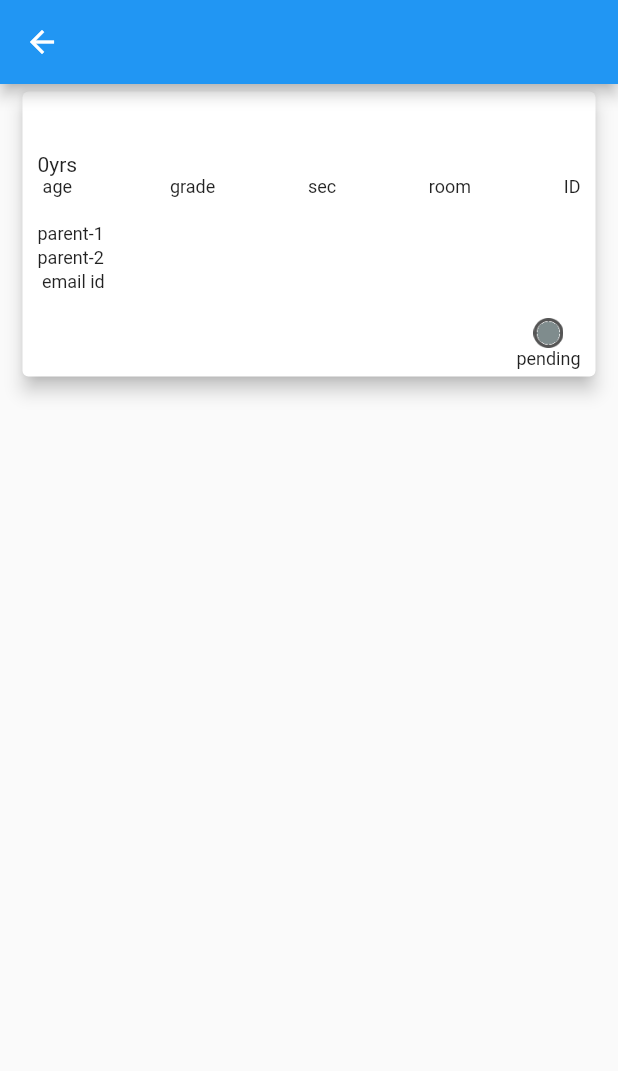
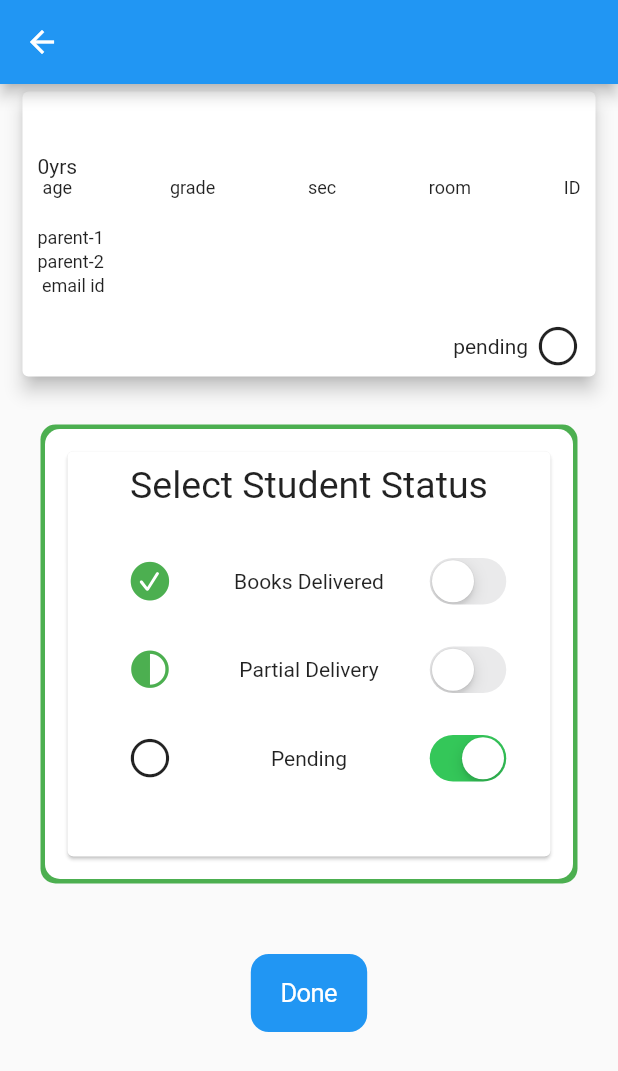
Before and after one commit to rajmohan1584/nool, a Flutter app: the StudentDetail screen opened directly with empty values, on a phone screen of 412 x 824 dp. Shown: the top 1071 px of the screen. Run offline on Flutter 3.47's test engine with Material 2 defaults, Android fonts, the phone set to English and light mode, and no system bars; our stand-ins replace cloud_firestore, firebase_core; accounts and stored records are empty.

Commit message:
Student Status update

```diff
--- a/lib/home.dart
+++ b/lib/home.dart
@@ -6,7 +6,7 @@ import 'package:nool/model/student.dart';
 import 'package:nool/student_card.dart';
 import 'package:nool/student_detail.dart';
 import 'package:nool/utils/log.dart';
-import 'package:nool/utils/text.dart';
+import 'package:collection/collection.dart';
 
 class NoolHome extends StatefulWidget {
   const NoolHome({Key? key}) : super(key: key);
@@ -121,14 +121,27 @@ class _NoolHomeState extends State<NoolHome> {
         ));
   }
 
+  void setStudentStatus(String sid, String status) {
+    final Student? s = students.firstWhereOrNull(
+      (s) => s.studentID == sid,
+    );
+    if (s != null) {
+      setState(() {
+        s.status = status;
+      });
+    }
+  }
+
   Widget buildStudent(Student s) {
     return GestureDetector(
         onTap: () {
           Navigator.push(
               context,
               MaterialPageRoute(
-                  builder: (BuildContext context) =>
-                      StudentDetail(student: s)));
+                  builder: (BuildContext context) => StudentDetail(
+                        student: s,
+                        callback: setStudentStatus,
+                      )));
         },
         child: StudentCard(student: s));
   }
--- /dev/null
+++ b/lib/model/nool_status.dart
@@ -0,0 +1,47 @@
+import 'package:flutter/cupertino.dart';
+import 'package:flutter/material.dart';
+
+class NoolStatus {
+  const NoolStatus(this.name, this.icon, this.msg);
+  final String name;
+  final Icon icon;
+  final String msg;
+
+  static const List<NoolStatus> all = [
+    NoolStatus(
+        "delivered",
+        Icon(
+          CupertinoIcons.checkmark_circle_fill,
+          color: Colors.green,
+          size: 30,
+        ),
+        "Books Delivered"),
+    NoolStatus(
+        "partial",
+        Icon(
+          CupertinoIcons.circle_lefthalf_fill,
+          color: Colors.green,
+          size: 30,
+        ),
+        "Partial Delivery"),
+    NoolStatus(
+        "pending",
+        Icon(
+          CupertinoIcons.circle,
+          size: 30,
+        ),
+        "Pending")
+  ];
+
+  static Icon statusIcon(String name) {
+    for (var s in all) {
+      if (s.name == name) return s.icon;
+    }
+
+    return const Icon(
+      CupertinoIcons.stop_circle_fill,
+      size: 30,
+      color: Colors.red,
+    );
+  }
+}
--- a/lib/model/student.dart
+++ b/lib/model/student.dart
@@ -6,7 +6,6 @@
 //import 'package:firebase_core/firebase_core.dart';
 import 'package:cloud_firestore/cloud_firestore.dart';
 import 'package:nool/utils/json.dart';
-import 'package:nool/utils/log.dart';
 
 class Student {
   String batch = '';
--- a/lib/student_card.dart
+++ b/lib/student_card.dart
@@ -1,4 +1,5 @@
 import 'package:flutter/material.dart';
+import 'package:nool/model/nool_status.dart';
 import 'package:nool/model/student.dart';
 import 'package:nool/utils/text.dart';
 
@@ -41,10 +42,12 @@ class StudentCard extends StatelessWidget {
         crossAxisAlignment: CrossAxisAlignment.center,
         mainAxisAlignment: MainAxisAlignment.end,
         children: <Widget>[
-          TEXT.statusImage(s.status),
+          Text(s.status),
+          const SizedBox(width: 5),
+          NoolStatus.statusIcon(s.status),
         ]);
 
-    return Container(
+    return SizedBox(
       height: 200,
       child: Card(
           margin: const EdgeInsets.symmetric(horizontal: 15.0, vertical: 5.0),
--- a/lib/student_detail.dart
+++ b/lib/student_detail.dart
@@ -1,10 +1,14 @@
+import 'package:flutter/cupertino.dart';
 import 'package:flutter/material.dart';
+import 'package:nool/model/nool_status.dart';
 import 'package:nool/model/student.dart';
 import 'package:nool/student_card.dart';
 
 class StudentDetail extends StatefulWidget {
-  StudentDetail({Key? key, required this.student}) : super(key: key);
+  const StudentDetail({Key? key, required this.student, required this.callback})
+      : super(key: key);
   final Student student;
+  final void Function(String, String) callback;
 
   @override
   State<StudentDetail> createState() => _StudentDetailState();
@@ -19,7 +23,66 @@ class _StudentDetailState extends State<StudentDetail> {
         appBar: AppBar(title: Text(name)), body: SafeArea(child: buildBody()));
   }
 
+  Widget buildControl() {
+    final children = <Widget>[];
+    for (var status in NoolStatus.all) {
+      children.add(status.icon);
+      children.add(Center(child: Text(status.msg)));
+      children.add(CupertinoSwitch(
+        value: status.name == widget.student.status,
+        onChanged: (value) {
+          setState(() {
+            widget.callback(widget.student.studentID, status.name);
+          });
+        },
+      ));
+    }
+
+    final grid = SizedBox(
+        height: 200,
+        child: GridView.count(
+            crossAxisCount: 3,
+            childAspectRatio: (1 / .5),
+            padding: const EdgeInsets.all(4.0),
+            mainAxisSpacing: 8.0,
+            crossAxisSpacing: 4.0,
+            children: children));
+
+    const header = Center(
+        child: Text("Select Student Status", style: TextStyle(fontSize: 25)));
+    return Card(
+        margin: const EdgeInsets.all(15),
+        child: Padding(
+          padding: const EdgeInsets.symmetric(vertical: 8.0),
+          child: Column(
+            children: [header, const SizedBox(height: 20), grid],
+          ),
+        ));
+  }
+
   Widget buildBody() {
-    return StudentCard(student: widget.student);
+    return Column(children: [
+      StudentCard(student: widget.student),
+      Container(
+        margin: const EdgeInsets.all(30),
+        decoration: BoxDecoration(
+          borderRadius: BorderRadius.circular(10),
+          color: Colors.white,
+          boxShadow: const [
+            BoxShadow(color: Colors.green, spreadRadius: 3),
+          ],
+        ),
+        height: 300,
+        child: buildControl(),
+      ),
+      const SizedBox(
+        height: 20,
+      ),
+      CupertinoButton.filled(
+          child: const Text("Done"),
+          onPressed: () {
+            Navigator.pop(context);
+          })
+    ]);
   }
 }
--- a/pubspec.yaml
+++ b/pubspec.yaml
@@ -36,6 +36,7 @@ dependencies:
   cupertino_icons: ^1.0.2
   firebase_core: ^1.21.1
   cloud_firestore: ^3.4.6
+  collection: ^1.16.0
 
 dev_dependencies:
   flutter_test:
```
Also changed, not shown: pubspec.lock.
